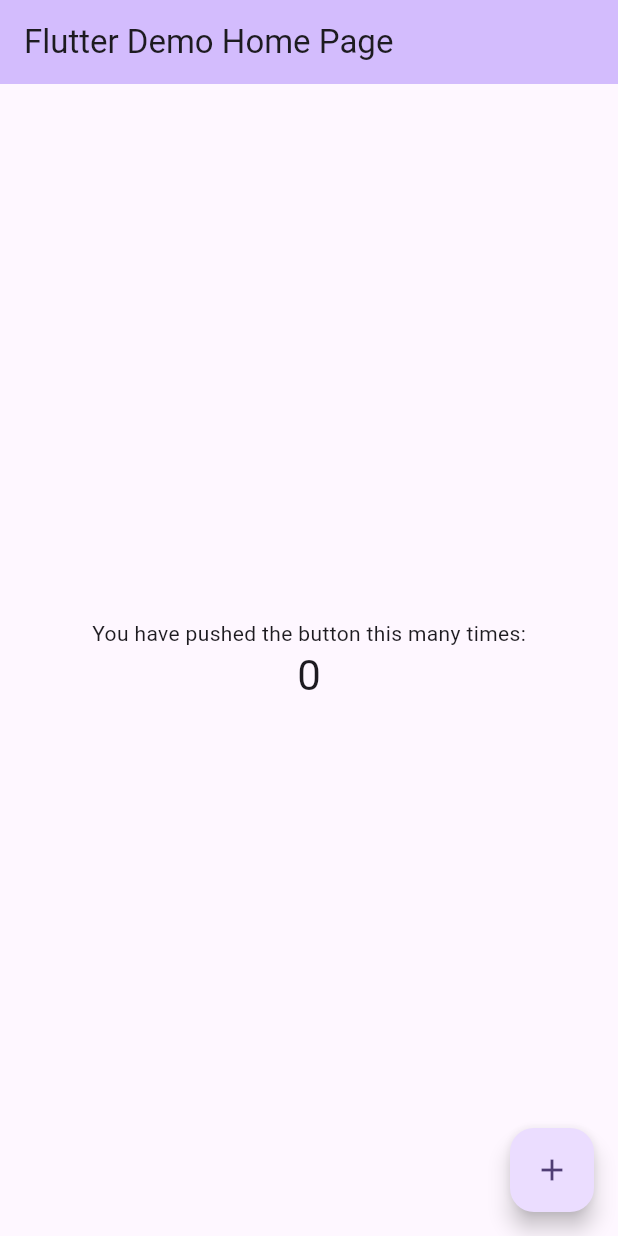
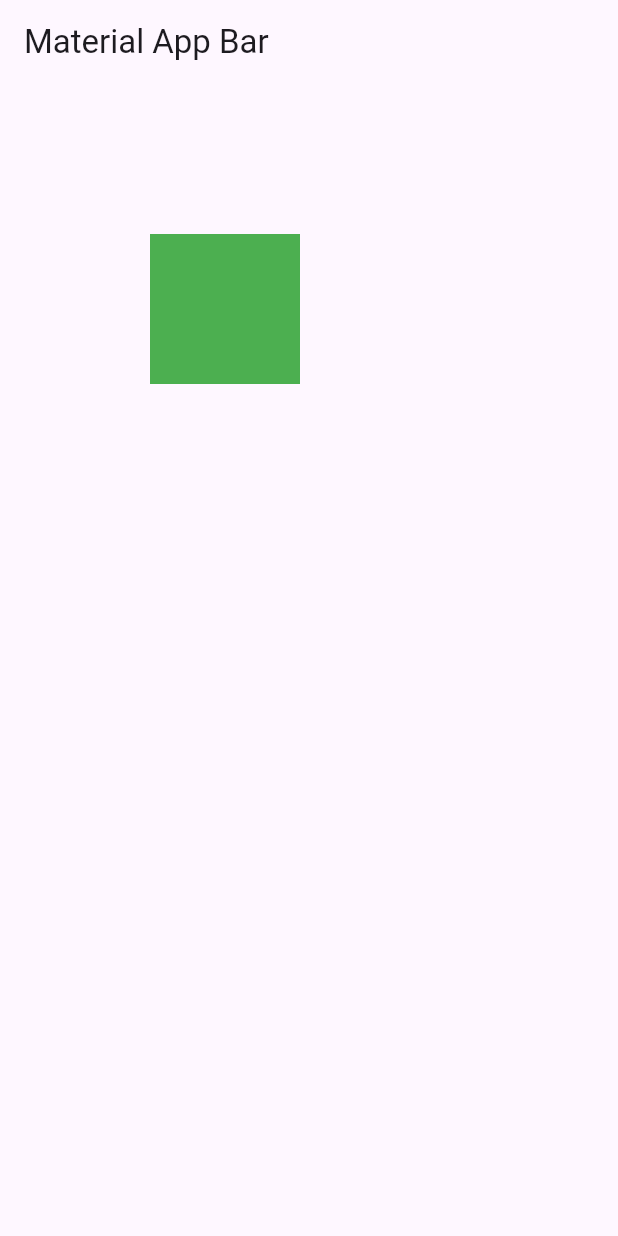
Before and after one commit to Damiyinliao/flutter-getx, a Flutter app: the screen it shows after launch, on a phone screen of 412 x 824 dp. Run offline on Flutter 3.47's test engine with Material 3 defaults, Android fonts, the phone set to English and light mode, and no system bars.

Commit message:
feat: 20250519

```diff
--- a/lib/main.dart
+++ b/lib/main.dart
@@ -1,9 +1,15 @@
 import 'package:flutter/material.dart';
+import 'package:flutter_woo_2025/pages/align_page.dart';
+import 'package:flutter_woo_2025/pages/box_page.dart';
+import 'package:flutter_woo_2025/pages/container_page.dart';
+import 'package:flutter_woo_2025/pages/flex_page.dart';
+import 'package:flutter_woo_2025/pages/row_column.dart';
+import 'package:flutter_woo_2025/pages/stack_page.dart';
+import 'package:flutter_woo_2025/pages/wrap_page.dart';
 
 void main() {
   runApp(const MyApp());
 }
-
 class MyApp extends StatelessWidget {
   const MyApp({super.key});
 
@@ -13,113 +19,26 @@
     return MaterialApp(
       title: 'Flutter Demo',
       theme: ThemeData(
-        // This is the theme of your application.
-        //
-        // TRY THIS: Try running your application with "flutter run". You'll see
-        // the application has a purple toolbar. Then, without quitting the app,
-        // try changing the seedColor in the colorScheme below to Colors.green
-        // and then invoke "hot reload" (save your changes or press the "hot
-        // reload" button in a Flutter-supported IDE, or press "r" if you used
-        // the command line to start the app).
-        //
-        // Notice that the counter didn't reset back to zero; the application
-        // state is not lost during the reload. To reset the state, use hot
-        // restart instead.
-        //
-        // This works for code too, not just values: Most code changes can be
-        // tested with just a hot reload.
         colorScheme: ColorScheme.fromSeed(seedColor: Colors.deepPurple),
         useMaterial3: true,
       ),
-      home: const MyHomePage(title: 'Flutter Demo Home Page'),
+      home: ScaffoldPage(),
     );
   }
 }
-
-class MyHomePage extends StatefulWidget {
-  const MyHomePage({super.key, required this.title});
-
-  // This widget is the home page of your application. It is stateful, meaning
-  // that it has a State object (defined below) that contains fields that affect
-  // how it looks.
-
-  // This class is the configuration for the state. It holds the values (in this
-  // case the title) provided by the parent (in this case the App widget) and
-  // used by the build method of the State. Fields in a Widget subclass are
-  // always marked "final".
-
-  final String title;
-
-  @override
-  State<MyHomePage> createState() => _MyHomePageState();
-}
-
-class _MyHomePageState extends State<MyHomePage> {
-  int _counter = 0;
-
-  void _incrementCounter() {
-    setState(() {
-      // This call to setState tells the Flutter framework that something has
-      // changed in this State, which causes it to rerun the build method below
-      // so that the display can reflect the updated values. If we changed
-      // _counter without calling setState(), then the build method would not be
-      // called again, and so nothing would appear to happen.
-      _counter++;
-    });
-  }
+class ScaffoldPage extends StatelessWidget {
+  const ScaffoldPage({super.key});
 
   @override
   Widget build(BuildContext context) {
-    // This method is rerun every time setState is called, for instance as done
-    // by the _incrementCounter method above.
-    //
-    // The Flutter framework has been optimized to make rerunning build methods
-    // fast, so that you can just rebuild anything that needs updating rather
-    // than having to individually change instances of widgets.
     return Scaffold(
+      // 菜单栏
       appBar: AppBar(
-        // TRY THIS: Try changing the color here to a specific color (to
-        // Colors.amber, perhaps?) and trigger a hot reload to see the AppBar
-        // change color while the other colors stay the same.
-        backgroundColor: Theme.of(context).colorScheme.inversePrimary,
-        // Here we take the value from the MyHomePage object that was created by
-        // the App.build method, and use it to set our appbar title.
-        title: Text(widget.title),
+        title: const Text('Material App Bar'),
       ),
-      body: Center(
-        // Center is a layout widget. It takes a single child and positions it
-        // in the middle of the parent.
-        child: Column(
-          // Column is also a layout widget. It takes a list of children and
-          // arranges them vertically. By default, it sizes itself to fit its
-          // children horizontally, and tries to be as tall as its parent.
-          //
-          // Column has various properties to control how it sizes itself and
-          // how it positions its children. Here we use mainAxisAlignment to
-          // center the children vertically; the main axis here is the vertical
-          // axis because Columns are vertical (the cross axis would be
-          // horizontal).
-          //
-          // TRY THIS: Invoke "debug painting" (choose the "Toggle Debug Paint"
-          // action in the IDE, or press "p" in the console), to see the
-          // wireframe for each widget.
-          mainAxisAlignment: MainAxisAlignment.center,
-          children: <Widget>[
-            const Text(
-              'You have pushed the button this many times:',
-            ),
-            Text(
-              '$_counter',
-              style: Theme.of(context).textTheme.headlineMedium,
-            ),
-          ],
-        ),
-      ),
-      floatingActionButton: FloatingActionButton(
-        onPressed: _incrementCounter,
-        tooltip: 'Increment',
-        child: const Icon(Icons.add),
-      ), // This trailing comma makes auto-formatting nicer for build methods.
+
+      // 正文
+      body: AlignPage()
     );
   }
 }
--- /dev/null
+++ b/lib/main.material.dart
@@ -0,0 +1,97 @@
+import 'package:flutter/material.dart';
+
+void main() {
+  runApp(const MyApp());
+}
+class MyApp extends StatelessWidget {
+  const MyApp({super.key});
+
+  // This widget is the root of your application.
+  @override
+  Widget build(BuildContext context) {
+    return MaterialApp(
+      title: 'Flutter Demo',
+      theme: ThemeData(
+        colorScheme: ColorScheme.fromSeed(seedColor: Colors.deepPurple),
+        useMaterial3: true,
+      ),
+      home: ScaffoldPage(),
+    );
+  }
+}
+class ScaffoldPage extends StatelessWidget {
+  const ScaffoldPage({Key? key}) : super(key: key);
+
+  @override
+  Widget build(BuildContext context) {
+    return Scaffold(
+      // 菜单栏
+      appBar: AppBar(
+        title: const Text('Material App Bar'),
+      ),
+
+      // 悬浮按钮
+      // floatingActionButton: FloatingActionButton(
+      //   onPressed: () {},
+      //   child: const Icon(Icons.add_photo_alternate),
+      // ),
+
+      // 悬浮按钮位置
+      // floatingActionButtonLocation: FloatingActionButtonLocation.centerFloat,
+
+      // 固定在下方显示的按钮
+      // persistentFooterButtons: const [
+      //   Text('persistentFooterButtons1'),
+      //   Text('persistentFooterButtons2'),
+      // ],
+
+      // 压缩顶部菜单空间
+      // primary: true,
+
+      // 左侧 侧滑抽屉菜单
+      // drawer: const Drawer(
+      //   child: Text('data'),
+      // ),
+
+      // 右侧 侧滑抽屉菜单
+      // endDrawer: const Drawer(
+      //   child: Text('data'),
+      // ),
+
+      // 检测手势行为方式，与drawer配合使用 down 方式有卡顿，可以 start 方式
+      // drawerDragStartBehavior: DragStartBehavior.start,
+
+      // 底部导航栏
+      // bottomNavigationBar: const Text('bottomNavigationBar'),
+
+      // 底部拉出菜单
+      // bottomSheet: const Text('bottomSheet'),
+
+      // 背景色
+      // backgroundColor: Colors.amberAccent,
+
+      // 自动适应底部padding
+      // resizeToAvoidBottomInset: true,
+
+      // 正文
+      body: Builder(
+        builder: (BuildContext context) {
+          return Center(
+            child: ElevatedButton(
+              onPressed: () {
+                // 脚手架管理
+                // Scaffold.of(context).openDrawer();
+
+                // 应用消息管理
+                ScaffoldMessenger.of(context).showSnackBar(const SnackBar(
+                  content: Text('Hello!'),
+                ));
+              },
+              child: const Text('showSnackBar'),
+            ),
+          );
+        },
+      ),
+    );
+  }
+}
--- /dev/null
+++ b/lib/pages/align_page.dart
@@ -0,0 +1,15 @@
+import 'package:flutter/material.dart';
+
+class AlignPage extends StatelessWidget {
+  const AlignPage({super.key});
+
+  @override
+  Widget build(BuildContext context) {
+    return Align(
+      alignment: Alignment.bottomRight,
+      widthFactor: 2,
+      heightFactor: 2,
+      child: Container(color: Colors.green, width: 100, height: 100)
+    );
+  }
+}
```
Also changed, not shown: lib/main.base.dart (added, +79 -0 lines), lib/main.lifecycle.dart (added, +99 -0 lines), lib/pages/box_page.dart (added, +25 -0 lines), lib/pages/container_page.dart (added, +45 -0 lines), lib/pages/flex_page.dart (added, +28 -0 lines), lib/pages/row_column.dart (added, +32 -0 lines), lib/pages/stack_page.dart (added, +35 -0 lines), lib/pages/wrap_page.dart (added, +23 -0 lines), lib/assets.dart (added).
